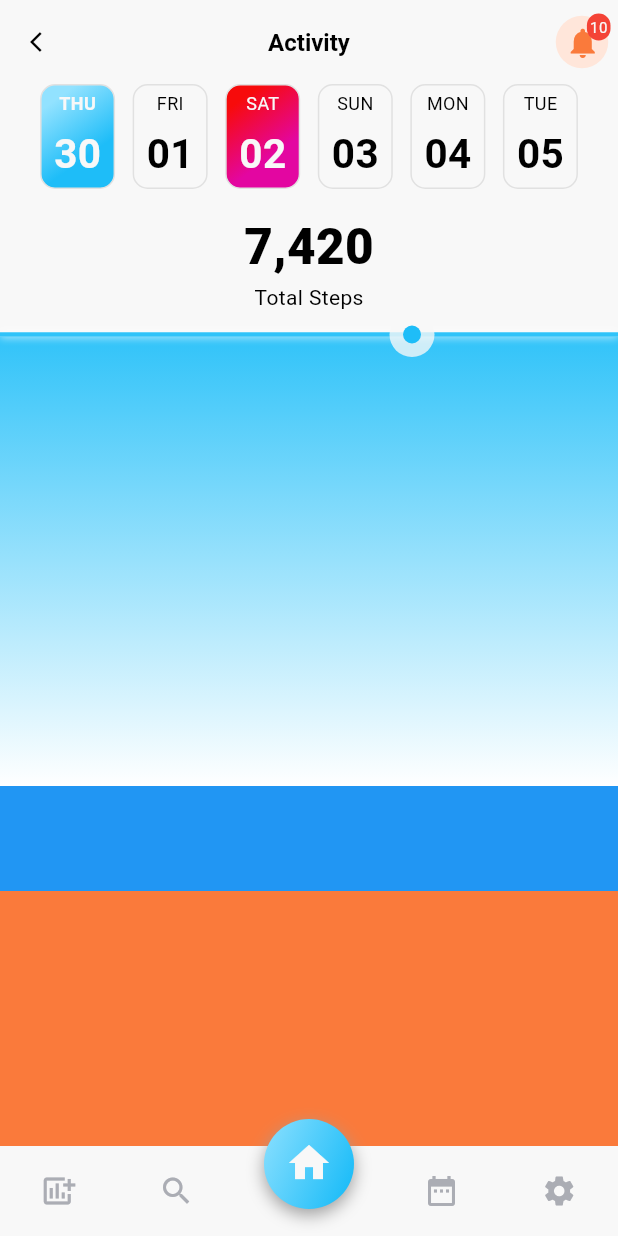
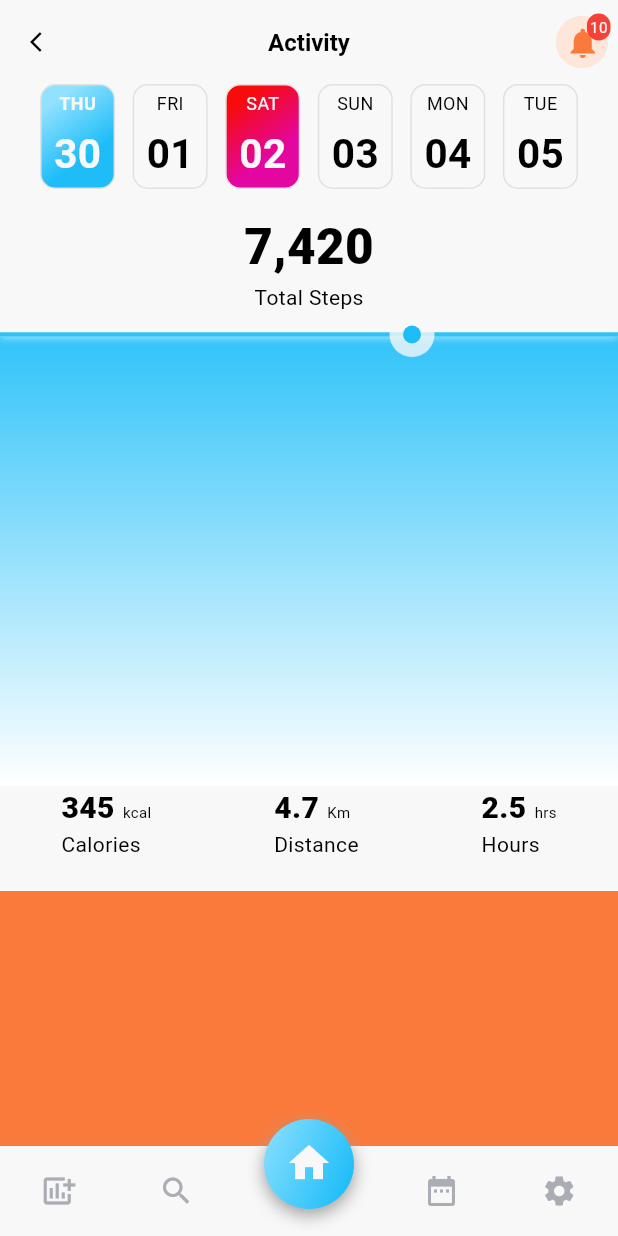
Before and after one commit to 4mritGiri/fitness-tracker, a Flutter app: the screen it shows after launch, on a phone screen of 412 x 824 dp. Run offline on Flutter 3.47's test engine with Material 3 defaults, Android fonts, the light colour scheme and no system bars; our stand-ins replace get, get_storage.

Commit message:
Fix import conflict in details screen

```diff
--- a/lib/screens/details/details.screen.dart
+++ b/lib/screens/details/details.screen.dart
@@ -1,7 +1,7 @@
 import 'package:fitness/screens/details/widgets/appBar.dart';
 import 'package:fitness/screens/details/widgets/dates.dart';
 import 'package:fitness/screens/details/widgets/graph.dart';
-import 'package:fitness/screens/details/widgets/info.dart';
+import 'package:fitness/screens/details/widgets/info.dart' hide Stats;
 import 'package:fitness/screens/details/widgets/stats.dart';
 import 'package:fitness/screens/details/widgets/steps.dart';
 import 'package:fitness/widgets/bottom_navigation.dart';
--- a/lib/screens/details/widgets/info.dart
+++ b/lib/screens/details/widgets/info.dart
@@ -1,5 +1,7 @@
 import 'package:fitness/constants/colors.dart';
 import 'package:flutter/material.dart';
+import 'package:get/get.dart';
+import 'package:get/get_connect/http/src/utils/utils.dart';
 
 class Info extends StatelessWidget {
   const Info({super.key});
@@ -7,10 +9,81 @@ class Info extends StatelessWidget {
   @override
   Widget build(BuildContext context) {
     return Container(
-      width: double.infinity,
       height: 70,
-      color: infoColor,
-      child: Container(),
+      // width: double.infinity,
+      child: const Row(
+        mainAxisAlignment: MainAxisAlignment.spaceAround,
+        children: [
+          Stats(
+            value: '345',
+            unit: 'kcal',
+            label: 'Calories',
+          ),
+          Stats(
+            value: '4.7',
+            unit: 'Km',
+            label: 'Distance',
+          ),
+          Stats(
+            value: '2.5',
+            unit: 'hrs',
+            label: 'Hours',
+          ),
+        ],
+      ),
     );
   }
 }
+
+class Stats extends StatelessWidget {
+  final String value;
+  final String unit;
+  final String label;
+  const Stats(
+      {required this.value,
+      required this.unit,
+      required this.label,
+      super.key});
+
+  @override
+  Widget build(BuildContext context) {
+    return Row(
+      mainAxisAlignment: MainAxisAlignment.spaceBetween,
+      children: [
+        Column(
+          crossAxisAlignment: CrossAxisAlignment.start,
+          children: [
+            Text.rich(
+              TextSpan(
+                  text: value,
+                  style: TextStyle(
+                    fontSize: 20,
+                    fontWeight: FontWeight.w900,
+                    color: Get.isDarkMode ? secondaryColor : backgroundColor,
+                  ),
+                  children: [
+                    TextSpan(
+                      text: "  $unit",
+                      style: TextStyle(
+                        fontSize: 10,
+                        fontWeight: FontWeight.w500,
+                        color:
+                            Get.isDarkMode ? secondaryColor : backgroundColor,
+                      ),
+                    )
+                  ]),
+            ),
+            Text(
+              label,
+              style: TextStyle(
+                fontSize: 14,
+                fontWeight: FontWeight.w500,
+                color: Get.isDarkMode ? secondaryColor : backgroundColor,
+              ),
+            ),
+          ],
+        ),
+      ],
+    );
+  }
+}
```
